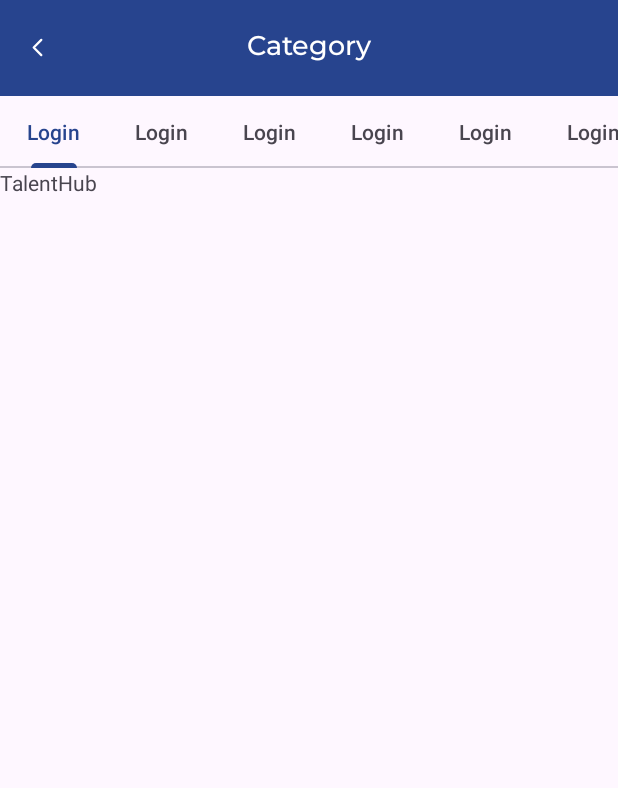
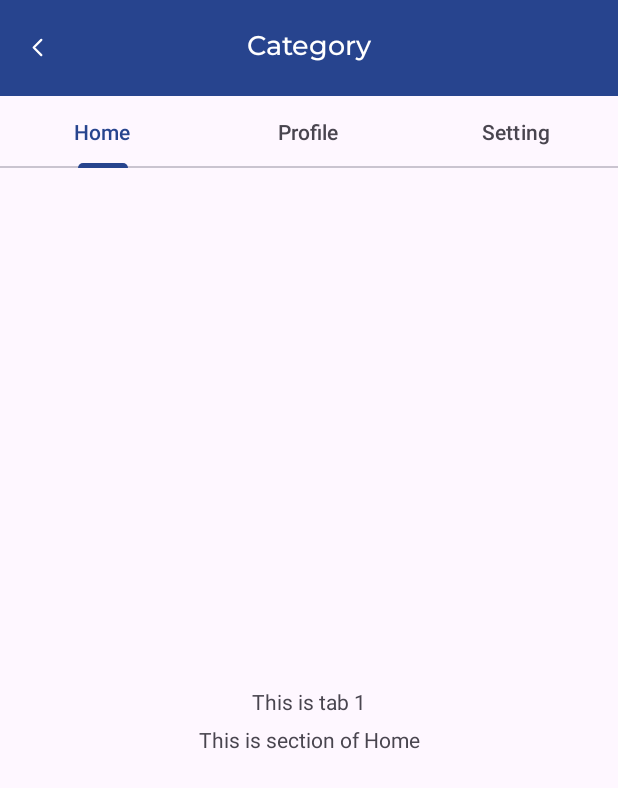
Before and after one commit to CH2-PS075/TalentHub-Mobile, an Android app: the screen it shows after launch (CategoryActivity), after a tap on "View All", on a phone screen of 412 x 824 dp. Shown: the top 788 px of the screen. Run offline under Robolectric (Android 15) with nearby library versions, the phone set to English and light mode, and no system bars; libraries missing offline, so code that uses them is left out: cn.pedant; pictures from the network do not load; 2 other taps on this screen came first.

Commit message:
little update a category page 😱

```diff
--- a/app/build.gradle.kts
+++ b/app/build.gradle.kts
@@ -49,6 +49,7 @@ dependencies {
     implementation("androidx.appcompat:appcompat:1.6.1")
     implementation("com.google.android.material:material:1.10.0")
     implementation("androidx.constraintlayout:constraintlayout:2.1.4")
+    implementation("androidx.viewpager2:viewpager2:1.0.0")
 
     // Glide
     implementation("com.github.bumptech.glide:glide:4.16.0")
--- a/app/src/main/java/com/ch2ps075/talenthub/ui/category/CategoryActivity.kt
+++ b/app/src/main/java/com/ch2ps075/talenthub/ui/category/CategoryActivity.kt
@@ -2,6 +2,7 @@ package com.ch2ps075.talenthub.ui.category
 
 import androidx.appcompat.app.AppCompatActivity
 import android.os.Bundle
+import androidx.annotation.StringRes
 import com.ch2ps075.talenthub.R
 import com.ch2ps075.talenthub.databinding.ActivityCategoryBinding
 import com.google.android.material.tabs.TabLayoutMediator
@@ -10,24 +11,35 @@ class CategoryActivity : AppCompatActivity() {
 
     private lateinit var binding: ActivityCategoryBinding
 
-    private val adapter = SectionsPagerAdapter(this)
-
     override fun onCreate(savedInstanceState: Bundle?) {
         super.onCreate(savedInstanceState)
         binding = ActivityCategoryBinding.inflate(layoutInflater)
+        setupUI()
+        setContentView(binding.root)
+    }
+
+    private fun setupUI() {
         binding.ivBack.setOnClickListener { onSupportNavigateUp() }
 
-        binding.viewPagerCategory.adapter = adapter
+        val sectionsPagerAdapter = SectionsPagerAdapter(this)
+        binding.viewPagerCategory.adapter = sectionsPagerAdapter
 
-        TabLayoutMediator(binding.tabCategory, binding.viewPagerCategory) { tab, _ ->
-            tab.text = resources.getString(R.string.login_text)
+        TabLayoutMediator(binding.tabCategory, binding.viewPagerCategory) { tab, position ->
+            tab.text = resources.getString(TAB_CATEGORY_TITLES[position])
         }.attach()
-
-        setContentView(binding.root)
     }
 
     override fun onSupportNavigateUp(): Boolean {
         onBackPressedDispatcher.onBackPressed()
         return true
     }
+
+    companion object {
+        @StringRes
+        val TAB_CATEGORY_TITLES = intArrayOf(
+            R.string.tab_text_1,
+            R.string.tab_text_2,
+            R.string.tab_text_3
+        )
+    }
 }
--- a/app/src/main/java/com/ch2ps075/talenthub/ui/category/SectionPagerFragment.kt
+++ b/app/src/main/java/com/ch2ps075/talenthub/ui/category/SectionPagerFragment.kt
@@ -6,13 +6,32 @@ import android.view.LayoutInflater
 import android.view.View
 import android.view.ViewGroup
 import com.ch2ps075.talenthub.R
+import com.ch2ps075.talenthub.databinding.FragmentSectionPagerBinding
 
 class SectionPagerFragment : Fragment() {
+
+    private lateinit var binding: FragmentSectionPagerBinding
+
     override fun onCreateView(
         inflater: LayoutInflater, container: ViewGroup?,
         savedInstanceState: Bundle?,
-    ): View? {
-        return inflater.inflate(R.layout.fragment_section_pager, container, false)
+    ): View {
+        binding = FragmentSectionPagerBinding.inflate(inflater, container, false)
+        return binding.root
     }
 
+    override fun onViewCreated(view: View, savedInstanceState: Bundle?) {
+        super.onViewCreated(view, savedInstanceState)
+
+        val position = arguments?.getInt(ARG_POSITION, 0)
+        val categoryName = arguments?.getString(ARG_NAME, "Category")
+
+        binding.sectionLabel.text = getString(R.string.content_tab_text, position)
+        binding.sectionName.text = getString(R.string.content_name_tab_text, categoryName)
+    }
+
+    companion object {
+        const val ARG_POSITION = "section_number"
+        const val ARG_NAME = "section_name"
+    }
 }
--- a/app/src/main/java/com/ch2ps075/talenthub/ui/category/SectionsPagerAdapter.kt
+++ b/app/src/main/java/com/ch2ps075/talenthub/ui/category/SectionsPagerAdapter.kt
@@ -1,16 +1,24 @@
 package com.ch2ps075.talenthub.ui.category
 
+import android.content.Context
+import android.os.Bundle
 import androidx.appcompat.app.AppCompatActivity
 import androidx.fragment.app.Fragment
 import androidx.viewpager2.adapter.FragmentStateAdapter
+import com.ch2ps075.talenthub.ui.category.CategoryActivity.Companion.TAB_CATEGORY_TITLES
 
 class SectionsPagerAdapter(activity: AppCompatActivity) : FragmentStateAdapter(activity) {
 
+    private val context: Context = activity
+
     override fun createFragment(position: Int): Fragment {
-        return SectionPagerFragment()
+        val fragment = SectionPagerFragment()
+        fragment.arguments = Bundle().apply {
+            putInt(SectionPagerFragment.ARG_POSITION, position + 1)
+            putString(SectionPagerFragment.ARG_NAME, context.getString(TAB_CATEGORY_TITLES[position]))
+        }
+        return fragment
     }
 
-    override fun getItemCount(): Int {
-        return 10
-    }
+    override fun getItemCount() = 3
 }
--- a/app/src/main/res/layout/activity_category.xml
+++ b/app/src/main/res/layout/activity_category.xml
@@ -43,7 +43,7 @@
         app:layout_constraintStart_toStartOf="parent"
         app:layout_constraintTop_toBottomOf="@id/toolbar_category"
         app:tabGravity="fill"
-        app:tabMode="scrollable" />
+        app:tabMode="fixed" />
 
     <androidx.viewpager2.widget.ViewPager2
         android:id="@+id/view_pager_category"
--- a/app/src/main/res/layout/fragment_section_pager.xml
+++ b/app/src/main/res/layout/fragment_section_pager.xml
@@ -6,8 +6,18 @@
     tools:context=".ui.category.SectionPagerFragment">
 
     <TextView
+        android:id="@+id/section_label"
         android:layout_width="match_parent"
         android:layout_height="match_parent"
-        android:text="@string/app_name" />
+        android:gravity="center"
+        android:text="@string/content_tab_text" />
+
+    <TextView
+        android:id="@+id/section_name"
+        android:layout_width="match_parent"
+        android:layout_height="match_parent"
+        android:layout_marginTop="50dp"
+        android:gravity="center"
+        android:text="@string/content_name_tab_text" />
 
 </FrameLayout>
--- a/app/src/main/res/values/strings.xml
+++ b/app/src/main/res/values/strings.xml
@@ -123,4 +123,11 @@
     <string name="cd_english_selected" translatable="false">Selected English</string>
     <string name="cd_indonesia_selected" translatable="false">Selected Bahasa Indonesia</string>
 
+    <!--Category Tab Layout-->
+    <string name="tab_text_1" translatable="false">Home</string>
+    <string name="tab_text_2" translatable="false">Profile</string>
+    <string name="tab_text_3" translatable="false">Setting</string>
+    <string name="content_tab_text" translatable="false">This is tab %1$d</string>
+    <string name="content_name_tab_text" translatable="false">This is section of %1$s</string>
+
 </resources>
```
